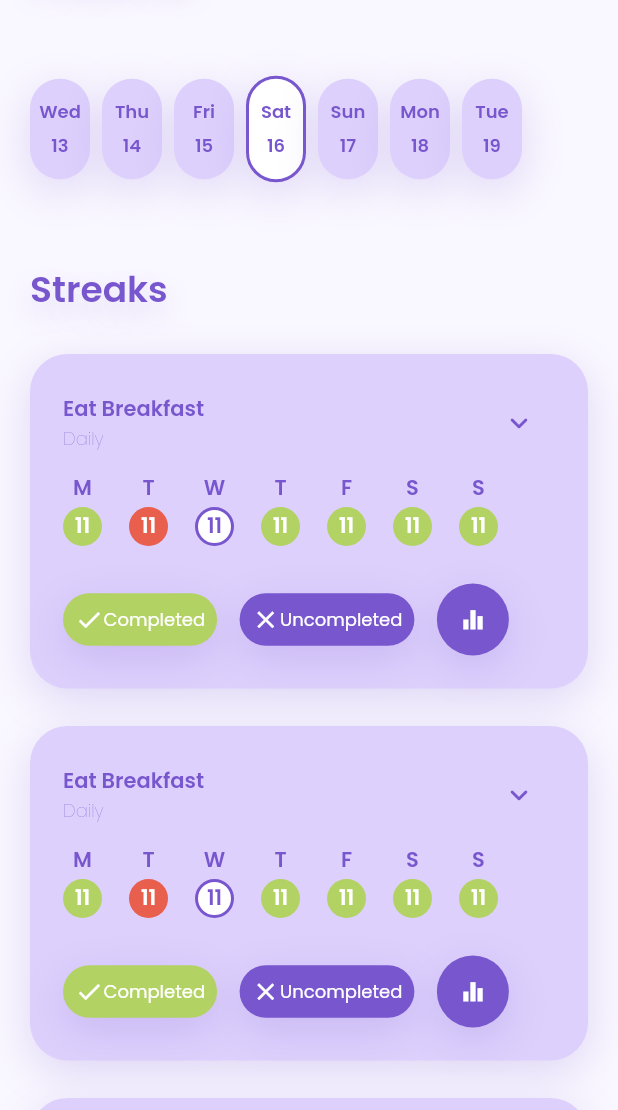
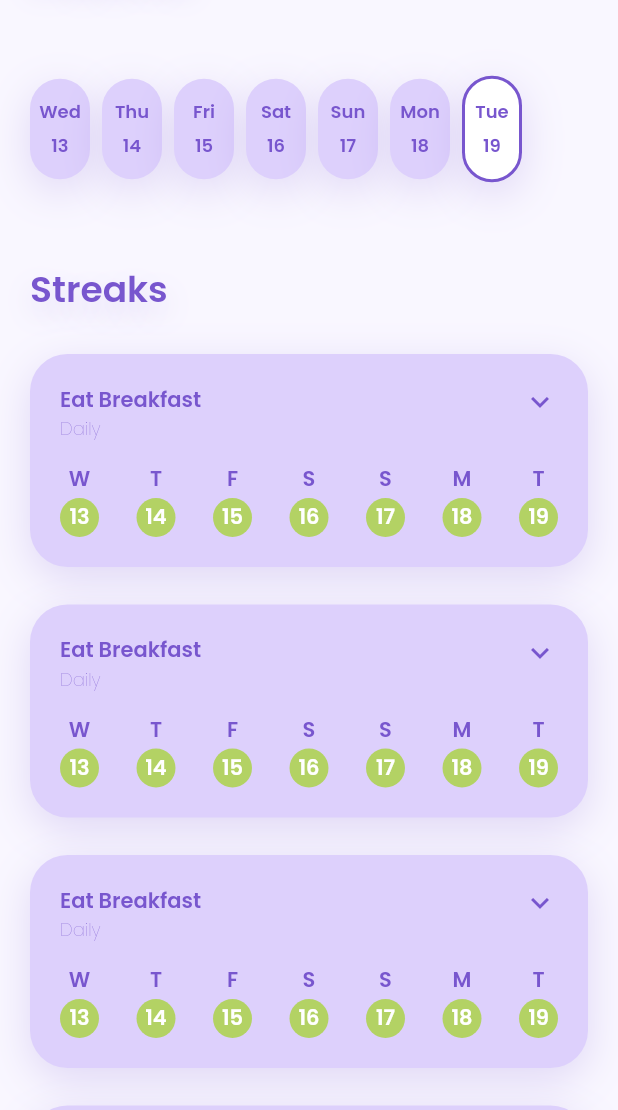
Before and after one commit to afwcole/habittracker, a Flutter app: what mainBody() shows on an empty page, opened directly, on a phone screen of 412 x 824 dp, the part 126-1236 px from its top. Run offline on Flutter 3.47's test engine with Material 2 defaults, Android fonts, the phone set to English and light mode, and no system bars; drawn by our look-alikes of expandable; our stand-ins replace google_fonts.

Commit message:
Implementation of Dropdown functionality on Habit Card

```diff
--- a/habittracker/lib/functions/date_helper.dart
+++ b/habittracker/lib/functions/date_helper.dart
@@ -15,7 +15,8 @@ DateTime toDateMonthYear(DateTime dateTime) {
 int daysCount(DateTime first, DateTime last) =>
     last.difference(first).inDays + 1;
 
-String weekdayToISOString(int weekday) {
-  List<String> weekdays = ["Mon", "Tue", "Wed", "Thu", "Fri", "Sat", "Sun"];
-  return weekdays[weekday - 1];
+String weekdayToISOString(int weekday, int noOfLetters) {
+  List<String> weekdays3 = ["Mon", "Tue", "Wed", "Thu", "Fri", "Sat", "Sun"];
+  List<String> weekdays1 = ["M", "T", "W", "T", "F", "S", "S"];
+  return noOfLetters == 1 ? weekdays1[weekday - 1] : weekdays3[weekday - 1];
 }
--- a/habittracker/lib/pages/homepage.dart
+++ b/habittracker/lib/pages/homepage.dart
@@ -1,5 +1,6 @@
 import 'package:flutter/material.dart';
 import 'package:google_fonts/google_fonts.dart';
+import 'package:habittracker/widgets/home_habit_card.dart';
 import 'package:habittracker/widgets/horizontal_calendar.dart';
 import 'package:habittracker/widgets/horizontal_date_widget.dart';
 
@@ -46,7 +47,7 @@ Widget mainBody(BuildContext context) {
               spacingBetweenDates: 8,
               minSelectedDateCount: 1,
               maxSelectedDateCount: 1,
-              initialSelectedDates: [DateTime(2022, 4, 16)],
+              initialSelectedDates: [DateTime(2022, 4, 19)],
             ),
             const SizedBox(height: 39),
             Text(
@@ -66,136 +67,19 @@ Widget mainBody(BuildContext context) {
                 ],
               ),
             ),
+            const SizedBox(
+              height: 25,
+            ),
+            const HomeHabitCard(),
             const SizedBox(height: 25),
-            homeHabitCard(context, false),
+            const HomeHabitCard(),
             const SizedBox(height: 25),
-            homeHabitCard(context, true),
+            const HomeHabitCard(),
             const SizedBox(height: 25),
-            homeHabitCard(context, false),
-            const SizedBox(height: 25),
-            homeHabitCard(context, false),
+            const HomeHabitCard(),
             const SizedBox(height: 25),
           ],
         )),
-  );
-}
-
-Widget homeHabitCard(BuildContext context, bool dropdownActive) {
-  return Container(
-    padding: const EdgeInsets.all(22),
-    child: Column(
-      children: [
-        Row(
-          mainAxisAlignment: MainAxisAlignment.spaceBetween,
-          children: [
-            Column(
-              crossAxisAlignment: CrossAxisAlignment.start,
-              children: [
-                Text(
-                  "Eat Breakfast",
-                  style: GoogleFonts.poppins(
-                    textStyle: const TextStyle(
-                      fontSize: 14,
-                      color: Color(0xFF7856CE),
-                      fontWeight: FontWeight.w600,
-                    ),
-                  ),
-                ),
-                Text(
-                  "Daily",
-                  style: GoogleFonts.poppins(
-                    textStyle: const TextStyle(
-                      fontSize: 12,
-                      color: Color(0xFF7856CE),
-                      fontWeight: FontWeight.w200,
-                    ),
-                  ),
-                ),
-              ],
-            ),
-            IconButton(
-              icon: const Icon(Icons.keyboard_arrow_down_rounded,
-                  color: Color(0xFF7856CE)),
-              onPressed: () {},
-            ),
-          ],
-        ),
-        const SizedBox(height: 9),
-        Row(
-          children: [
-            cardDateIcon(context, "M", const Color(0xFFB3D264), false),
-            const SizedBox(
-              width: 18,
-            ),
-            cardDateIcon(context, "T", const Color(0xFFE85F4D), false),
-            const SizedBox(
-              width: 18,
-            ),
-            cardDateIcon(context, "W", const Color(0xFFB3D264), true),
-            const SizedBox(
-              width: 18,
-            ),
-            cardDateIcon(context, "T", const Color(0xFFB3D264), false),
-            const SizedBox(
-              width: 18,
-            ),
-            cardDateIcon(context, "F", const Color(0xFFB3D264), false),
-            const SizedBox(
-              width: 18,
-            ),
-            cardDateIcon(context, "S", const Color(0xFFB3D264), false),
-            const SizedBox(
-              width: 18,
-            ),
-            cardDateIcon(context, "S", const Color(0xFFB3D264), false),
-          ],
-        ),
-        const SizedBox(height: 25),
-        Row(
-          children: [
-            habitCardButtons(context, true),
-            const SizedBox(
-              width: 15,
-            ),
-            habitCardButtons(context, false),
-            const SizedBox(
-              width: 15,
-            ),
-            Container(
-              child: IconButton(
-                  icon: const Icon(
-                    Icons.equalizer,
-                  ),
-                  onPressed: () {},
-                  color: Colors.white,
-                  iconSize: 19),
-              decoration: const BoxDecoration(
-                  color: Color(0xFF7856CE),
-                  shape: BoxShape.circle,
-                  boxShadow: [
-                    BoxShadow(
-                      color: Color(0x337856CE),
-                      blurRadius: 24,
-                      offset: Offset(0, 8),
-                    ),
-                  ]),
-            ),
-          ],
-        ),
-      ],
-    ),
-    decoration: const BoxDecoration(
-        color: Color(0xFFDDD0FC),
-        borderRadius: BorderRadius.all(
-          Radius.circular(25),
-        ),
-        boxShadow: [
-          BoxShadow(
-            color: Color(0x337856CE),
-            blurRadius: 24,
-            offset: Offset(0, 8),
-          ),
-        ]),
   );
 }
 
--- /dev/null
+++ b/habittracker/lib/widgets/home_habit_card.dart
@@ -0,0 +1,227 @@
+import 'package:expandable/expandable.dart';
+import 'package:flutter/material.dart';
+import 'package:google_fonts/google_fonts.dart';
+import 'package:habittracker/functions/date_helper.dart';
+
+class HomeHabitCard extends StatefulWidget {
+  const HomeHabitCard({Key? key}) : super(key: key);
+
+  @override
+  State<HomeHabitCard> createState() => _HomeHabitCardState();
+}
+
+class _HomeHabitCardState extends State<HomeHabitCard> {
+  @override
+  Widget build(BuildContext context) {
+    return Container(
+      decoration: const BoxDecoration(
+          color: Color(0xFFDDD0FC),
+          borderRadius: BorderRadius.all(
+            Radius.circular(25),
+          ),
+          boxShadow: [
+            BoxShadow(
+              color: Color(0x337856CE),
+              blurRadius: 24,
+              offset: Offset(0, 8),
+            ),
+          ]),
+      child: ExpandablePanel(
+        theme: const ExpandableThemeData(
+          iconPadding: EdgeInsets.symmetric(horizontal: 20, vertical: 20),
+          iconPlacement: ExpandablePanelIconPlacement.right,
+          iconColor: Color(0xFF7856CE),
+          inkWellBorderRadius: BorderRadius.all(
+            Radius.circular(25),
+          ),
+        ),
+        header: Padding(
+          padding: const EdgeInsets.fromLTRB(20, 20, 20, 0),
+          child: Column(
+            crossAxisAlignment: CrossAxisAlignment.start,
+            children: [
+              Text(
+                "Eat Breakfast",
+                style: GoogleFonts.poppins(
+                  textStyle: const TextStyle(
+                    fontSize: 14,
+                    color: Color(0xFF7856CE),
+                    fontWeight: FontWeight.w600,
+                  ),
+                ),
+              ),
+              Text(
+                "Daily",
+                style: GoogleFonts.poppins(
+                  textStyle: const TextStyle(
+                    fontSize: 12,
+                    color: Color(0xFF7856CE),
+                    fontWeight: FontWeight.w200,
+                  ),
+                ),
+              ),
+            ],
+          ),
+        ),
+        collapsed: weeklyStreak(context),
+        expanded: Column(
+          children: [
+            weeklyStreak(context),
+            habitCardButtonRow(context),
+          ],
+        ),
+      ),
+    );
+  }
+}
+
+Widget habitCardButtonRow(BuildContext context) {
+  return Container(
+    margin: const EdgeInsets.fromLTRB(20, 5, 20, 20),
+    child: Row(
+      mainAxisAlignment: MainAxisAlignment.spaceBetween,
+      children: [
+        habitCardButtons(context, true),
+        habitCardButtons(context, false),
+        Container(
+          child: IconButton(
+              icon: const Icon(
+                Icons.equalizer,
+              ),
+              onPressed: () {},
+              color: Colors.white,
+              iconSize: 19),
+          decoration: const BoxDecoration(
+              color: Color(0xFF7856CE),
+              shape: BoxShape.circle,
+              boxShadow: [
+                BoxShadow(
+                  color: Color(0x337856CE),
+                  blurRadius: 24,
+                  offset: Offset(0, 8),
+                ),
+              ]),
+        ),
+      ],
+    ),
+  );
+}
+
+Widget weeklyStreak(BuildContext context) {
+  List<DateTime> weekList = [
+    DateTime(2022, 4, 13),
+    DateTime(2022, 4, 14),
+    DateTime(2022, 4, 15),
+    DateTime(2022, 4, 16),
+    DateTime(2022, 4, 17),
+    DateTime(2022, 4, 18),
+    DateTime(2022, 4, 19)
+  ];
+
+  return Container(
+    margin: const EdgeInsets.fromLTRB(20, 9, 20, 20),
+    child: Row(
+      mainAxisAlignment: MainAxisAlignment.spaceBetween,
+      children: [
+        for (DateTime dateTime in weekList)
+          cardDateIcon(context, dateTime, const Color(0xFFB3D264), false),
+      ],
+    ),
+  );
+}
+
+Widget habitCardButtons(
+  BuildContext context,
+  bool isCompletedButton,
+) {
+  return Container(
+    padding: const EdgeInsets.all(8),
+    child: Row(
+      mainAxisSize: MainAxisSize.min,
+      children: [
+        isCompletedButton
+            ? const Icon(
+                Icons.done,
+                color: Colors.white,
+                size: 19,
+              )
+            : const Icon(
+                Icons.close,
+                color: Colors.white,
+                size: 19,
+              ),
+        Text(
+          isCompletedButton ? "Completed" : "Uncompleted",
+          style: GoogleFonts.poppins(
+            textStyle: const TextStyle(
+              fontSize: 12,
+              color: Colors.white,
+              fontWeight: FontWeight.w400,
+            ),
+          ),
+        ),
+      ],
+    ),
+    decoration: BoxDecoration(
+        color: isCompletedButton
+            ? const Color(0xFFB3D264)
+            : const Color(0xFF7856CE),
+        borderRadius: const BorderRadius.all(
+          Radius.circular(25),
+        ),
+        boxShadow: const [
+          BoxShadow(
+            color: Color(0x337856CE),
+            blurRadius: 24,
+            offset: Offset(0, 8),
+          ),
+        ]),
+  );
+}
+
+Widget cardDateIcon(
+    BuildContext context, DateTime dateTime, Color iconColor, bool isBorderOn) {
+  return Column(
+    crossAxisAlignment: CrossAxisAlignment.center,
+    children: [
+      Text(
+        weekdayToISOString(dateTime.weekday, 1),
+        style: GoogleFonts.poppins(
+          textStyle: const TextStyle(
+            fontSize: 14,
+            color: Color(0xFF7856CE),
+            fontWeight: FontWeight.w600,
+          ),
+        ),
+      ),
+      const SizedBox(
+        height: 2,
+      ),
+      Container(
+        alignment: Alignment.center,
+        height: 26,
+        width: 26,
+        child: Text(
+          dateTime.day.toString(),
+          style: GoogleFonts.poppins(
+            textStyle: TextStyle(
+              fontSize: 14,
+              color: isBorderOn ? const Color(0xFF7856CE) : Colors.white,
+              fontWeight: FontWeight.w600,
+            ),
+          ),
+        ),
+        decoration: BoxDecoration(
+          border: isBorderOn
+              ? Border.all(
+                  color: const Color(0xFF7856CE),
+                  width: 2,
+                )
+              : null,
+          color: isBorderOn ? Colors.white : iconColor,
+          shape: BoxShape.circle,
+        ),
+      ),
+    ],
+  );
+}
--- a/habittracker/lib/widgets/horizontal_date_widget.dart
+++ b/habittracker/lib/widgets/horizontal_date_widget.dart
@@ -36,7 +36,7 @@ class HorizontalDateWidget extends StatelessWidget {
           crossAxisAlignment: CrossAxisAlignment.center,
           children: [
             Text(
-              weekdayToISOString(date.weekday),
+              weekdayToISOString(date.weekday, 3),
               style: GoogleFonts.poppins(
                 textStyle: const TextStyle(
                   fontSize: 12,
--- a/habittracker/pubspec.yaml
+++ b/habittracker/pubspec.yaml
@@ -31,6 +31,7 @@ dependencies:
     sdk: flutter
 
   google_fonts: ^2.3.1
+  expandable: ^5.0.1
 
 
   # The following adds the Cupertino Icons font to your application.
```
Also changed, not shown: habittracker/pubspec.lock.
